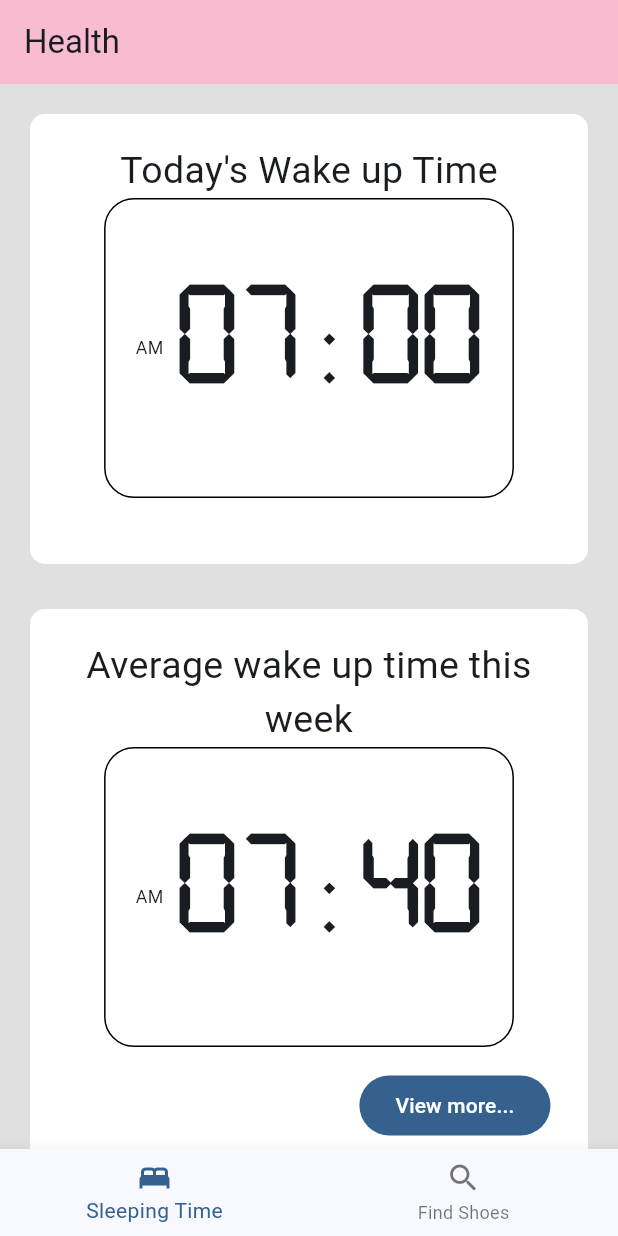
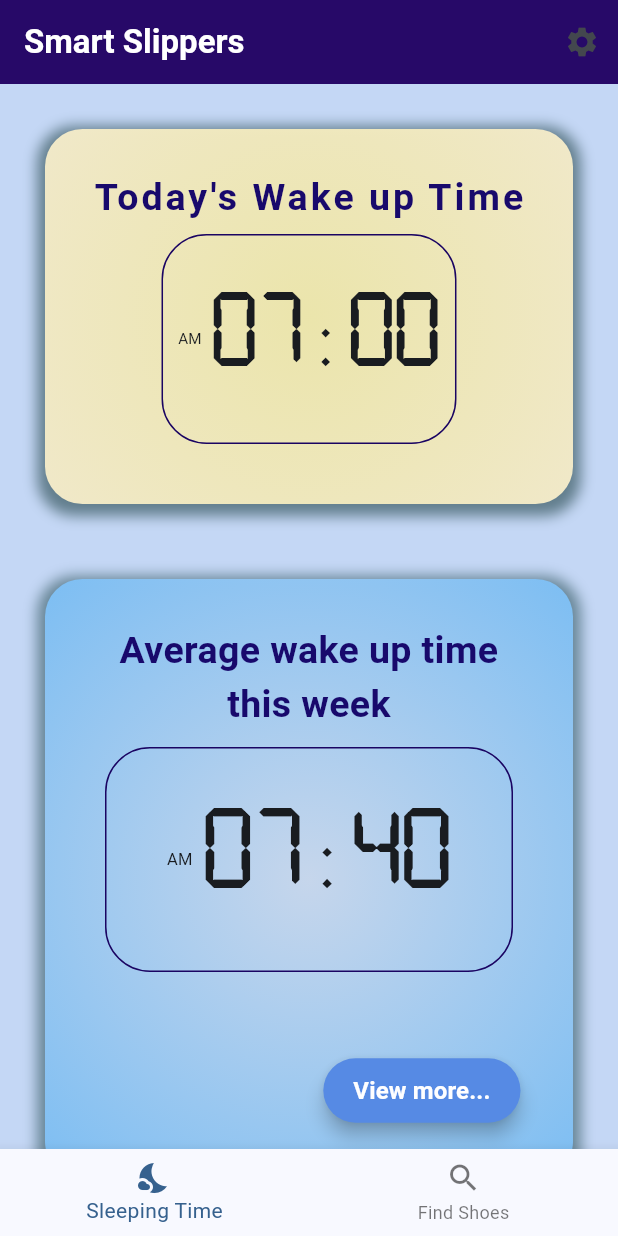
Before and after one commit to Shu-Chenliu/makeNtuapp, a Flutter app: the screen it shows after launch, on a phone screen of 412 x 824 dp. Run offline on Flutter 3.47's test engine with Material 3 defaults, Android fonts, the light colour scheme and no system bars; our stand-ins replace sqflite; missing offline and left inert: expansion_tile_group, mongo_dart, slide_digital_clock; accounts and stored records are empty.

Commit message:
emily ui

```diff
--- a/lib/database/constantsformongodb.dart
+++ b/lib/database/constantsformongodb.dart
@@ -1,2 +1,2 @@
-const MONGO_URL="mongodb+srv://<name>:<passwd>@test.zirkatn.mongodb.net/testmakentu?retryWrites=true&w=majority&appName=test";
+const MONGO_URL="mongodb+srv://h811124:WiboL7DDiCHfGBJe@test.zirkatn.mongodb.net/testmakentu?retryWrites=true&w=majority&appName=test";
 const collectionName="test";
--- a/lib/home.dart
+++ b/lib/home.dart
@@ -28,8 +28,23 @@ class _HomeScreenState extends State<HomeScreen>{
 
     return Scaffold(
       appBar: AppBar(
-        title: const Text('Health'),
-        backgroundColor: Colors.pink.shade100,
+        title: Text(
+          'Smart Slippers',
+          style: TextStyle(
+            color: Colors.white,
+            fontWeight: FontWeight.bold,
+          ),
+        ),
+        backgroundColor: Color.fromARGB(255, 37, 0, 100),
+        elevation: 4,
+        actions: [
+          IconButton(
+            icon: Icon(Icons.settings),
+            onPressed: () {
+
+            },
+          ),
+        ],
       ),
       body: Center(
         child: page,
@@ -37,7 +52,7 @@ class _HomeScreenState extends State<HomeScreen>{
       bottomNavigationBar: BottomNavigationBar(
         items: [
           BottomNavigationBarItem(
-            icon: Icon(Icons.bed),
+            icon: Icon(Icons.nights_stay),
             label: 'Sleeping Time',
           ),
           BottomNavigationBarItem(
--- a/lib/wake_up_time/mainpage.dart
+++ b/lib/wake_up_time/mainpage.dart
@@ -46,7 +46,7 @@ class _MyHomePageState extends State<MyHomePage> with TickerProviderStateMixin{
   @override
   Widget build(BuildContext context) {
     return Container(
-      color:Colors.grey.shade300,
+      color:Color.fromARGB(255, 196, 215, 245),
       alignment: Alignment.topCenter,
       child:SlideTransition(
         position: _offsetAnimation,
@@ -69,29 +69,59 @@ class BigCard extends StatelessWidget{
   });
   final title;
   final Widget page;
+
   @override
   Widget build(BuildContext context) {
     return Container(
       decoration: BoxDecoration(
-        borderRadius: BorderRadius.circular(10),
-        color:Colors.white,
+        borderRadius: BorderRadius.circular(25), // 更圓滑的邊角
+        gradient: RadialGradient( // 由内向外的渐变
+          center: Alignment.center,
+          radius: 1, // 半径为1表示从中心向外辐射
+          colors: [Color.fromRGBO(246, 237, 174, 0.925), Color.fromARGB(255, 241, 233, 206)], // 渐变颜色
+        ),
+        boxShadow: [ // 添加陰影效果
+          BoxShadow(
+            color: Color.fromARGB(255, 1, 38, 38).withOpacity(0.5),
+            spreadRadius: 5,
+            blurRadius: 7,
+            offset: Offset(0, 3),
+          ),
+        ],
       ),
-      height:300,
-      width:double.infinity,
-      margin: EdgeInsets.fromLTRB(20, 20, 20, 10),
-      padding:EdgeInsets.fromLTRB(10,20,10,10),
-      child:Column(
+      height: 250,
+      width: double.infinity,
+      margin: EdgeInsets.fromLTRB(30, 30, 30, 30),
+      padding: EdgeInsets.fromLTRB(30, 30, 30, 30),
+      child: Column(
         children: [
-          Text(
-            title,
-            style: TextStyle(fontSize: 25),
-          ),
-          page,
+      Text(
+        title,
+        style: TextStyle(
+          fontSize: 25,
+          fontWeight: FontWeight.bold,
+          color: Color.fromARGB(255, 24, 9, 108), // 文字颜色
+          fontFamily: 'Roboto',
+          // shadows: [ // 添加阴影
+          //   Shadow(
+          //     offset: Offset(2.0, 2.0),
+          //     blurRadius: 3.0,
+          //     color: Color.fromARGB(150, 0, 0, 0),
+          //   ),
+          // ],
+          letterSpacing: 2.0, // 字间距
+          height: 1.2, // 行间距
+          decoration: TextDecoration.none, // 文本装饰
+        ),
+      ),
+
+          Expanded(child: page), // 確保page部件能夠填滿剩餘空間
         ],
-      )
+      ),
     );
   }
 }
+
 class ViewCard extends StatelessWidget{
   const ViewCard({
     super.key,
@@ -100,37 +130,70 @@ class ViewCard extends StatelessWidget{
   });
   final title;
   final Widget page;
+
   @override
   Widget build(BuildContext context) {
     return Container(
       decoration: BoxDecoration(
-        borderRadius: BorderRadius.circular(10),
-        color:Colors.white,
+        borderRadius: BorderRadius.circular(25),
+        gradient: RadialGradient(
+          center: Alignment.center,
+          radius: 1,
+          colors: [Color.fromRGBO(205, 220, 242, 0.929), Color.fromARGB(255, 98, 181, 245)],
+        ),
+        boxShadow: [
+          BoxShadow(
+            color: Color.fromARGB(255, 11, 53, 57).withOpacity(0.5),
+            spreadRadius: 5,
+            blurRadius: 7,
+            offset: Offset(0, 3),
+          ),
+        ],
       ),
-      height:380,
+      height:400,
       width:double.infinity,
-      margin: EdgeInsets.fromLTRB(20, 20, 20, 10),
-      padding:EdgeInsets.all(20),
+      margin: EdgeInsets.fromLTRB(30, 20, 30, 30),
+      padding: EdgeInsets.fromLTRB(30, 30, 30,30),
       child: Stack(
         children: [
           Column(
+            crossAxisAlignment: CrossAxisAlignment.stretch,
             children: [
               Text(
-                title,
-                textAlign: TextAlign.center,
-                style: TextStyle(fontSize: 25),
+              title,
+              style: TextStyle(
+                fontSize: 25,
+                fontWeight: FontWeight.bold,
+                color: Color.fromARGB(255, 24, 9, 108),
+              ),
+              textAlign: TextAlign.center,
               ),
               page,
             ],
           ),
           Positioned(
-            bottom:5,
-            right:5,
-            child: FilledButton(
-              child: Text("View more..."),
-              onPressed: (){
+            bottom: 5,
+            right: 5,
+            child: ElevatedButton(
+              child: Text(
+                "View more...",
+                style: TextStyle(
+                  fontSize: 16,
+                  fontWeight: FontWeight.bold,
+                ),
+              ),
+              onPressed: () {
                 Navigator.of(context).push(_createRoute());
               },
+              style: ElevatedButton.styleFrom(
+                backgroundColor: Color.fromARGB(255, 86, 138, 228),
+                foregroundColor: Color.fromARGB(255, 254, 254, 255),
+                shape: RoundedRectangleBorder(
+                  borderRadius: BorderRadius.circular(30), // 按钮圆角
+                ),
+                padding: EdgeInsets.symmetric(horizontal: 20, vertical: 10), // 内边距调整
+                elevation: 5, // 阴影效果
+              ),
             ),
           )
         ],
--- a/lib/wake_up_time/wakeupclock.dart
+++ b/lib/wake_up_time/wakeupclock.dart
@@ -15,9 +15,12 @@ class ClockView extends StatefulWidget {
 }
 
 class _ClockViewState extends State<ClockView> {
-  Widget time=Text(
-    "AM",
-  );
+Widget time = Text(
+  "AM",
+  style: TextStyle(
+    fontSize: 16
+  ),
+);
   TextStyle style=TextStyle(
     fontSize: 130,
     fontFamily: 'SFDigitalReadout',
@@ -42,15 +45,16 @@ class _ClockViewState extends State<ClockView> {
     return Container(
       decoration: BoxDecoration(
         border: Border(
-          top: BorderSide(color: Colors.black),
-          left: BorderSide(color: Colors.black),
-          bottom: BorderSide(color: Colors.black),
-          right:BorderSide(color: Colors.black),
+          top: BorderSide(color: Color.fromARGB(255, 26, 4, 98)),
+          left: BorderSide(color: Color.fromARGB(255, 26, 4, 98)),
+          bottom: BorderSide(color: Color.fromARGB(255, 26, 4, 98)),
+          right:BorderSide(color: Color.fromARGB(255, 26, 4, 98)),
         ),
-        borderRadius: BorderRadius.circular(20),
+        borderRadius: BorderRadius.circular(30),
       ),
-      height: 200,
-      padding: EdgeInsets.all(20),
+      height: 150,
+      margin: EdgeInsets.all(10),
+      padding: EdgeInsets.all(10),
       child: FittedBox(
         fit:BoxFit.contain,
         child: Row(
```
Also changed, not shown: lib/search/searchforshoe.dart (+38 -19 lines), lib/wake_up_time/averagewakeupview.dart (+25 -3 lines), 1 other file.
